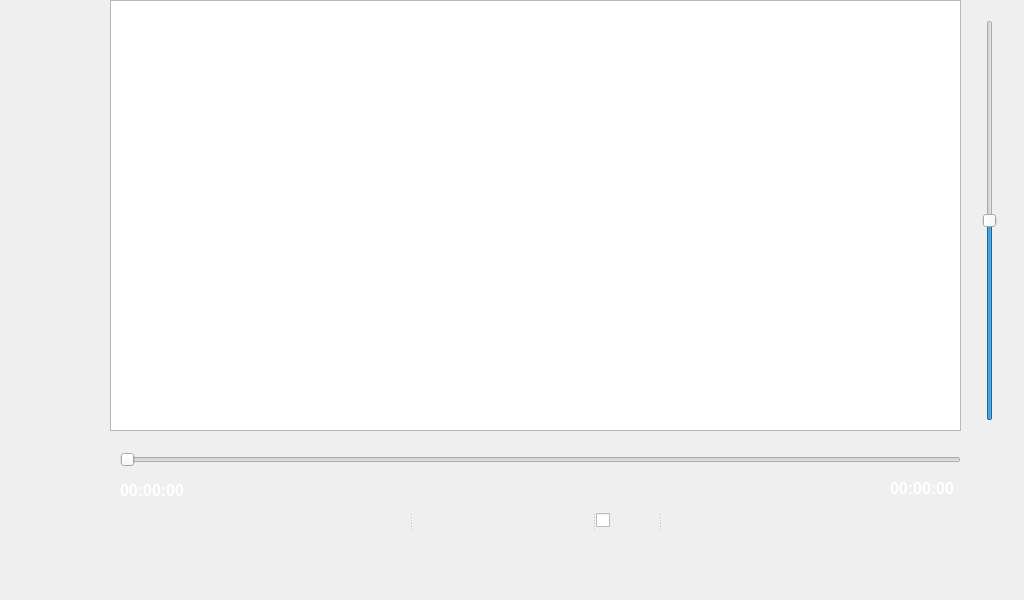
The window that Forms/mp4.ui (HaiidyHossam/QT-Platoon-Infotainment-) describes before a commit, drawn with Qt 5.
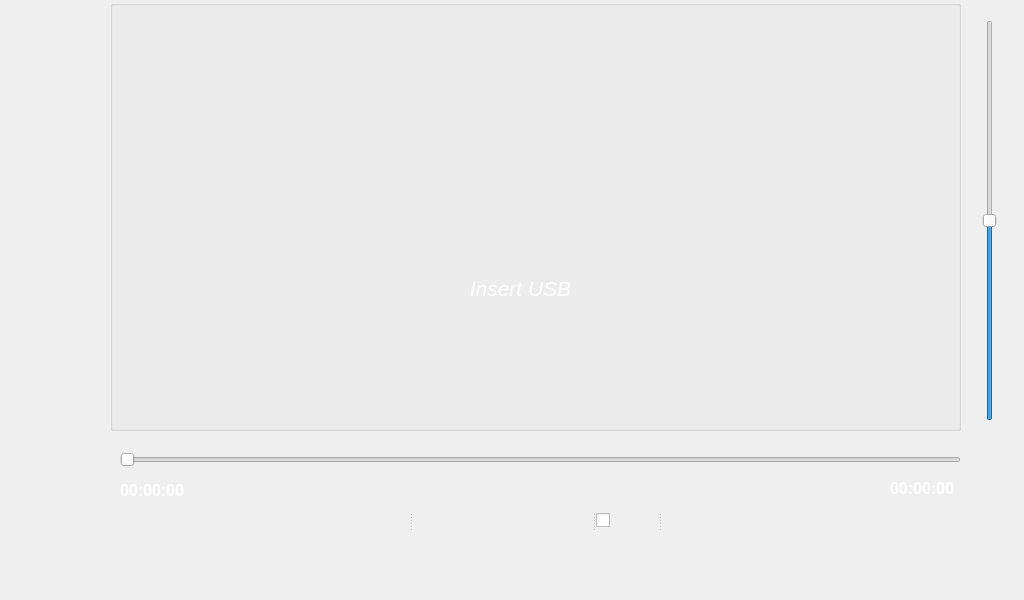
The same window after the commit. Icons and pictures are not drawn.

```diff
--- a/Forms/mp4.ui
+++ b/Forms/mp4.ui
@@ -235,6 +235,10 @@
     <property name="contextMenuPolicy">
      <enum>Qt::NoContextMenu</enum>
     </property>
+    <property name="styleSheet">
+     <string notr="true">background: transparent;
+</string>
+    </property>
    </widget>
    <widget class="QSplitter" name="splitter">
     <property name="geometry">
```
Left out of the diff: 5 changed lines with no effect on the pictures.
